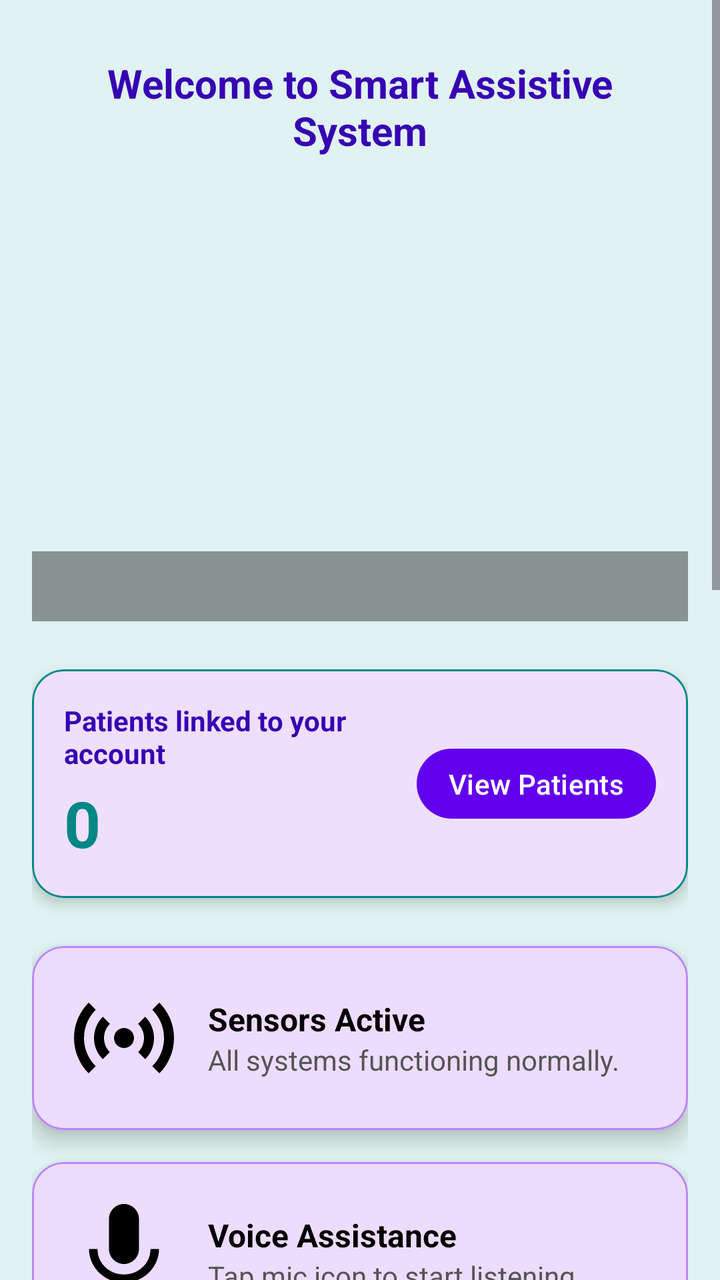
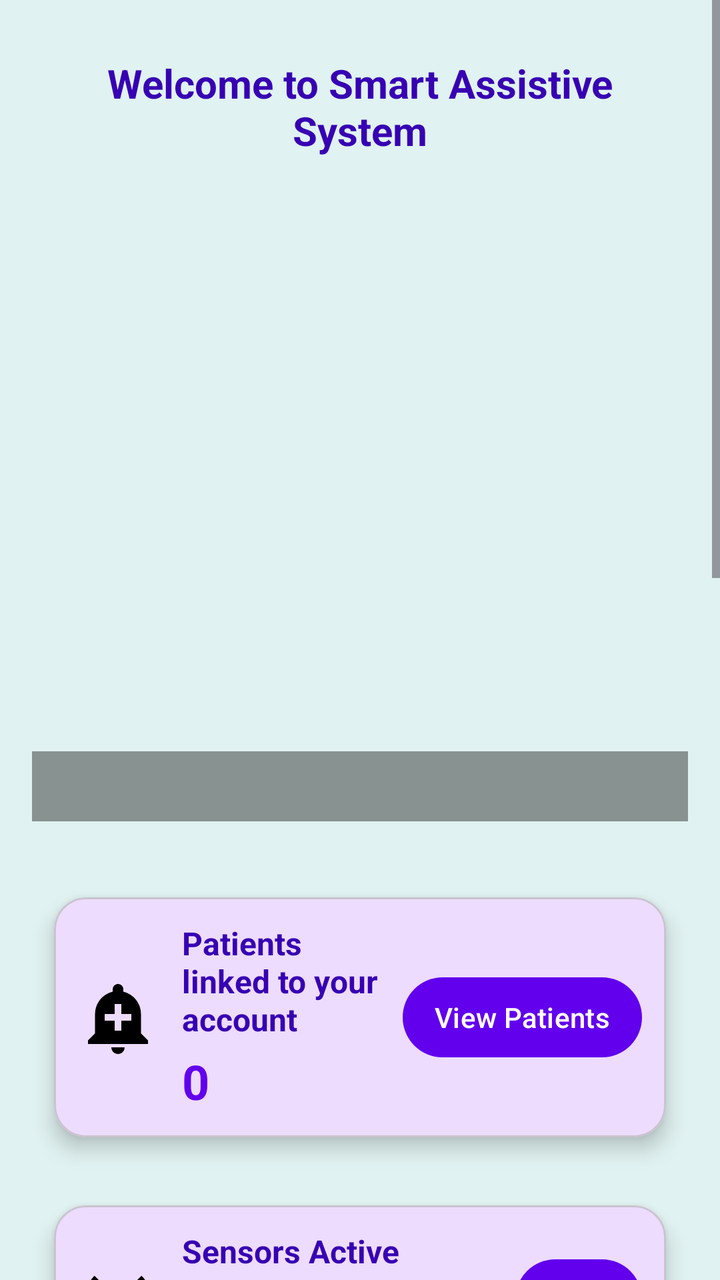

An Android layout rendered at two revisions. The XML below is the earlier revision; the diff shows what the commit changed to produce the second picture.
<!-- AndroidManifest.xml: application theme Theme.SmartAssistiveSystem -->
<!-- res/layout/fragment_home.xml -->
<?xml version="1.0" encoding="utf-8"?>
<ScrollView
    xmlns:android="http://schemas.android.com/apk/res/android"
    xmlns:tools="http://schemas.android.com/tools"
    xmlns:app="http://schemas.android.com/apk/res-auto"
    android:layout_width="match_parent"
    android:layout_height="match_parent"
    android:fillViewport="true"
    android:background="@color/teal_50"
    tools:context=".ui.home.HomeFragment">

    <LinearLayout
        android:layout_width="match_parent"
        android:layout_height="wrap_content"
        android:orientation="vertical"
        android:padding="16dp">

        
        <TextView
            android:id="@+id/text_home"
            android:layout_width="match_parent"
            android:layout_height="wrap_content"
            android:text="@string/welcome_to_smart_assistive_system"
            android:textSize="20sp"
            android:textStyle="bold"
            android:textColor="@color/purple_700"
            android:gravity="center"
            android:padding="12dp" />

        
        <FrameLayout
            android:layout_width="match_parent"
            android:layout_height="220dp"
            android:layout_marginBottom="16dp">

            <ImageView
                android:id="@+id/imgSlideshow"
                android:layout_width="match_parent"
                android:layout_height="match_parent"
                android:contentDescription="@string/home_slideshow"
                android:scaleType="centerCrop" />

            <TextView
                android:id="@+id/tv_caption"
                android:layout_width="match_parent"
                android:layout_height="wrap_content"
                android:layout_gravity="bottom"
                android:padding="8dp"
                android:gravity="center"
                android:background="#66000000"
                android:textColor="@android:color/white"
                android:textStyle="bold"
                android:textSize="14sp" />
        </FrameLayout>

        
        <com.google.android.material.card.MaterialCardView
            android:layout_width="match_parent"
            android:layout_height="wrap_content"
            android:layout_marginTop="8dp"
            android:layout_marginBottom="8dp"
            app:cardCornerRadius="16dp"
            app:cardElevation="4dp"
            app:strokeWidth="1dp"
            app:strokeColor="@color/teal_700">

            <LinearLayout
                android:layout_width="match_parent"
                android:layout_height="wrap_content"
                android:orientation="horizontal"
                android:padding="16dp"
                android:gravity="center_vertical">

                <LinearLayout
                    android:layout_width="0dp"
                    android:layout_height="wrap_content"
                    android:orientation="vertical"
                    android:layout_weight="1">

                    <TextView
                        android:id="@+id/tv_home_patient_label"
                        android:layout_width="wrap_content"
                        android:layout_height="wrap_content"
                        android:text="Patients linked to your account"
                        android:textSize="14sp"
                        android:textColor="@color/purple_700"
                        android:textStyle="bold" />

                    <TextView
                        android:id="@+id/tv_home_patient_count"
                        android:layout_width="wrap_content"
                        android:layout_height="wrap_content"
                        android:text="0"
                        android:textSize="32sp"
                        android:textStyle="bold"
                        android:textColor="@color/teal_700"
                        android:layout_marginTop="4dp" />
                </LinearLayout>

                <Button
                    android:id="@+id/btn_home_manage_patients"
                    android:layout_width="wrap_content"
                    android:layout_height="wrap_content"
                    android:text="View Patients"
                    android:minWidth="0dp"
                    android:minHeight="0dp"
                    android:paddingLeft="16dp"
                    android:paddingRight="16dp"
                    android:paddingTop="8dp"
                    android:paddingBottom="8dp" />
            </LinearLayout>
        </com.google.android.material.card.MaterialCardView>

        
        <include
            layout="@layout/item_card_sensor_status"
            tools:ignore="MissingConstraints" />

        <include
            layout="@layout/item_card_voice"
            tools:ignore="MissingConstraints" />

        <include
            layout="@layout/item_card_alerts"
            tools:ignore="MissingConstraints" />

        
        <com.github.mikephil.charting.charts.PieChart
            android:id="@+id/pieChartPatients"
            android:layout_width="match_parent"
            android:layout_height="260dp"
            android:layout_marginTop="24dp" />

        
        <com.github.mikephil.charting.charts.BarChart
            android:id="@+id/barChartSensors"
            android:layout_width="match_parent"
            android:layout_height="260dp"
            android:layout_marginTop="24dp"
            android:layout_marginBottom="24dp" />

    </LinearLayout>

</ScrollView>
<!-- res/layout/item_card_sensor_status.xml (included above) -->
<?xml version="1.0" encoding="utf-8"?>
<com.google.android.material.card.MaterialCardView
    xmlns:android="http://schemas.android.com/apk/res/android"
    xmlns:app="http://schemas.android.com/apk/res-auto"
    android:layout_width="match_parent"
    android:layout_height="wrap_content"
    android:layout_marginTop="16dp"
    app:cardCornerRadius="16dp"
    app:cardElevation="6dp"
    app:strokeColor="@color/purple_200"
    app:strokeWidth="1dp">

    <LinearLayout
        android:layout_width="match_parent"
        android:layout_height="wrap_content"
        android:orientation="horizontal"
        android:padding="16dp"
        android:gravity="center_vertical">

        <ImageView
            android:layout_width="60dp"
            android:layout_height="60dp"
            android:src="@drawable/img_sensor"
            android:contentDescription="@string/sensor_icon" />

        <LinearLayout
            android:layout_width="0dp"
            android:layout_height="wrap_content"
            android:layout_weight="1"
            android:orientation="vertical"
            android:paddingStart="12dp">

            <TextView
                android:layout_width="wrap_content"
                android:layout_height="wrap_content"
                android:text="@string/sensors_active"
                android:textStyle="bold"
                android:textSize="16sp"
                android:textColor="@color/black" />

            <TextView
                android:id="@+id/tv_sensor_status"
                android:layout_width="wrap_content"
                android:layout_height="wrap_content"
                android:text="@string/all_systems_functioning_normally"
                android:textColor="@color/darker_gray" />
        </LinearLayout>

    </LinearLayout>
</com.google.android.material.card.MaterialCardView>
<!-- res/layout/item_card_voice.xml (included above) -->
<?xml version="1.0" encoding="utf-8"?>
<com.google.android.material.card.MaterialCardView
    xmlns:android="http://schemas.android.com/apk/res/android"
    xmlns:app="http://schemas.android.com/apk/res-auto"
    android:layout_width="match_parent"
    android:layout_height="wrap_content"
    android:layout_marginTop="16dp"
    app:cardCornerRadius="16dp"
    app:cardElevation="6dp"
    app:strokeColor="@color/purple_200"
    app:strokeWidth="1dp">

    <LinearLayout
        android:layout_width="match_parent"
        android:layout_height="wrap_content"
        android:orientation="horizontal"
        android:padding="16dp"
        android:gravity="center_vertical">

        <ImageView
            android:layout_width="60dp"
            android:layout_height="60dp"
            android:src="@drawable/img_microphone"
            android:contentDescription="@string/voice_icon" />

        <LinearLayout
            android:layout_width="0dp"
            android:layout_height="wrap_content"
            android:layout_weight="1"
            android:orientation="vertical"
            android:paddingStart="12dp">

            <TextView
                android:layout_width="wrap_content"
                android:layout_height="wrap_content"
                android:text="@string/voice_assistance"
                android:textStyle="bold"
                android:textSize="16sp"
                android:textColor="@color/black" />

            <TextView
                android:id="@+id/tv_voice_status"
                android:layout_width="wrap_content"
                android:layout_height="wrap_content"
                android:text="@string/tap_mic_icon_to_start_listening"
                android:textColor="@color/darker_gray" />
        </LinearLayout>

    </LinearLayout>
</com.google.android.material.card.MaterialCardView>
<!-- res/layout/item_card_alerts.xml (included above) -->
<?xml version="1.0" encoding="utf-8"?>
<com.google.android.material.card.MaterialCardView
    xmlns:android="http://schemas.android.com/apk/res/android"
    xmlns:app="http://schemas.android.com/apk/res-auto"
    android:layout_width="match_parent"
    android:layout_height="wrap_content"
    android:layout_marginTop="16dp"
    app:cardCornerRadius="16dp"
    app:cardElevation="6dp"
    app:strokeColor="@color/purple_200"
    app:strokeWidth="1dp">

    <LinearLayout
        android:layout_width="match_parent"
        android:layout_height="wrap_content"
        android:orientation="horizontal"
        android:padding="16dp"
        android:gravity="center_vertical">

        <ImageView
            android:layout_width="60dp"
            android:layout_height="60dp"
            android:src="@drawable/img_alert"
            android:contentDescription="@string/alert_icon" />

        <LinearLayout
            android:layout_width="0dp"
            android:layout_height="wrap_content"
            android:layout_weight="1"
            android:orientation="vertical"
            android:paddingStart="12dp">

            <TextView
                android:layout_width="wrap_content"
                android:layout_height="wrap_content"
                android:text="@string/alerts"
                android:textStyle="bold"
                android:textSize="16sp"
                android:textColor="@color/black" />

            <TextView
                android:id="@+id/tv_alert_status"
                android:layout_width="wrap_content"
                android:layout_height="wrap_content"
                android:text="@string/no_new_alerts"
                android:textColor="@color/darker_gray" />
        </LinearLayout>

    </LinearLayout>
</com.google.android.material.card.MaterialCardView>
<!-- resources referenced by this layout -->
<resources>
  <color name="black">#000000</color>
  <color name="darker_gray">#555555</color>
  <color name="purple_200">#BB86FC</color>
  <color name="purple_700">#3700B3</color>
  <color name="teal_50">#E0F2F1</color>
  <color name="teal_700">#018786</color>
  <!-- drawable img_alert (drawable) -->
  <vector xmlns:android="http://schemas.android.com/apk/res/android" android:height="24dp" android:tint="#000000" android:viewportHeight="24" android:viewportWidth="24" android:width="24dp">
        
      <path android:fillColor="@android:color/white" android:pathData="M10.01,21.01c0,1.1 0.89,1.99 1.99,1.99s1.99,-0.89 1.99,-1.99h-3.98zM18.88,16.82L18.88,11c0,-3.25 -2.25,-5.97 -5.29,-6.69v-0.72C13.59,2.71 12.88,2 12,2s-1.59,0.71 -1.59,1.59v0.72C7.37,5.03 5.12,7.75 5.12,11v5.82L3,18.94L3,20h18v-1.06l-2.12,-2.12zM16,13.01h-3v3h-2v-3L8,13.01L8,11h3L11,8h2v3h3v2.01z"/>
      
  </vector>
  <!-- drawable img_microphone (drawable) -->
  <vector xmlns:android="http://schemas.android.com/apk/res/android" android:height="24dp" android:tint="#000000" android:viewportHeight="24" android:viewportWidth="24" android:width="24dp">
        
      <path android:fillColor="@android:color/white" android:pathData="M12,14c1.66,0 2.99,-1.34 2.99,-3L15,5c0,-1.66 -1.34,-3 -3,-3S9,3.34 9,5v6c0,1.66 1.34,3 3,3zM17.3,11c0,3 -2.54,5.1 -5.3,5.1S6.7,14 6.7,11L5,11c0,3.41 2.72,6.23 6,6.72L11,21h2v-3.28c3.28,-0.48 6,-3.3 6,-6.72h-1.7z"/>
      
  </vector>
  <string name="alert_icon">Alert Icon</string>
  <string name="alerts">Alerts</string>
  <string name="all_systems_functioning_normally">All systems functioning normally.</string>
  <string name="home_slideshow">Home slideshow</string>
  <string name="no_new_alerts">No new alerts.</string>
  <string name="sensor_icon">Sensor Icon</string>
  <string name="sensors_active">Sensors Active</string>
  <string name="tap_mic_icon_to_start_listening">Tap mic icon to start listening.</string>
  <string name="voice_assistance">Voice Assistance</string>
  <string name="voice_icon">Voice Icon</string>
  <string name="welcome_to_smart_assistive_system">Welcome to Smart Assistive System</string>
  <style name="Theme.SmartAssistiveSystem" parent="Theme.Material3.DayNight.NoActionBar">
  
          
          <item name="windowActionBar">false</item>
          <item name="windowNoTitle">true</item>
  
          
          <item name="colorPrimary">@color/purple_500</item>
          <item name="colorPrimaryVariant">@color/purple_700</item>
          <item name="colorOnPrimary">@color/white</item>
  
          
          <item name="colorSecondary">@color/teal_200</item>
          <item name="colorOnSecondary">@color/black</item>
  
          
          <item name="android:statusBarColor">?attr/colorPrimaryVariant</item>
  
          
          <item name="actionMenuTextAppearance">@style/ActionMenuTextStyle</item>
      </style>
  <color name="purple_500">#6200EE</color>
  <color name="white">#FFFFFF</color>
  <color name="teal_200">#03DAC5</color>
  <style name="ActionMenuTextStyle" parent="@android:style/TextAppearance.Widget.IconMenu.Item">
          <item name="android:textSize">14sp</item>
          <item name="android:textColor">#FFFFFF</item>
          <item name="android:textAllCaps">false</item>
      </style>
  <!-- unchanged entries left out for length: 1 -->
</resources>

<!-- the commit's change to res/layout/fragment_home.xml (unified diff, before → after) -->
@@ -1,8 +1,8 @@
 <?xml version="1.0" encoding="utf-8"?>
 <ScrollView
     xmlns:android="http://schemas.android.com/apk/res/android"
+    xmlns:app="http://schemas.android.com/apk/res-auto"
     xmlns:tools="http://schemas.android.com/tools"
-    xmlns:app="http://schemas.android.com/apk/res-auto"
     android:layout_width="match_parent"
     android:layout_height="match_parent"
     android:fillViewport="true"
@@ -30,7 +30,7 @@
         
         <FrameLayout
             android:layout_width="match_parent"
-            android:layout_height="220dp"
+            android:layout_height="320dp"
             android:layout_marginBottom="16dp">
 
             <ImageView
@@ -54,82 +54,205 @@
         </FrameLayout>
 
         
+
+        
         <com.google.android.material.card.MaterialCardView
+            android:id="@+id/card_home_patients"
             android:layout_width="match_parent"
             android:layout_height="wrap_content"
             android:layout_marginTop="8dp"
-            android:layout_marginBottom="8dp"
+            android:layout_marginBottom="4dp"
+            android:foreground="?attr/selectableItemBackground"
             app:cardCornerRadius="16dp"
-            app:cardElevation="4dp"
-            app:strokeWidth="1dp"
-            app:strokeColor="@color/teal_700">
+            app:cardElevation="6dp"
+            app:cardUseCompatPadding="true">
 
             <LinearLayout
                 android:layout_width="match_parent"
                 android:layout_height="wrap_content"
                 android:orientation="horizontal"
-                android:padding="16dp"
+                android:padding="12dp"
                 android:gravity="center_vertical">
+
+                <ImageView
+                    android:layout_width="40dp"
+                    android:layout_height="40dp"
+                    android:src="@drawable/img_alert"
+                    android:contentDescription="@string/alerts" />
 
                 <LinearLayout
                     android:layout_width="0dp"
                     android:layout_height="wrap_content"
+                    android:layout_weight="1"
                     android:orientation="vertical"
-                    android:layout_weight="1">
+                    android:paddingStart="12dp"
+                    android:paddingEnd="12dp">
 
                     <TextView
                         android:id="@+id/tv_home_patient_label"
                         android:layout_width="wrap_content"
                         android:layout_height="wrap_content"
                         android:text="Patients linked to your account"
-                        android:textSize="14sp"
+                        android:textStyle="bold"
                         android:textColor="@color/purple_700"
-                        android:textStyle="bold" />
+                        android:textSize="16sp" />
 
                     <TextView
                         android:id="@+id/tv_home_patient_count"
                         android:layout_width="wrap_content"
                         android:layout_height="wrap_content"
                         android:text="0"
-                        android:textSize="32sp"
-                        android:textStyle="bold"
-                        android:textColor="@color/teal_700"
-                        android:layout_marginTop="4dp" />
+                        android:textSize="24sp"
+                        android:textStyle="bold"
+                        android:textColor="@color/purple_500"
+                        android:paddingTop="4dp" />
                 </LinearLayout>
 
                 <Button
                     android:id="@+id/btn_home_manage_patients"
                     android:layout_width="wrap_content"
                     android:layout_height="wrap_content"
+                    android:minWidth="0dp"
+                    android:paddingStart="16dp"
+                    android:paddingEnd="16dp"
                     android:text="View Patients"
-                    android:minWidth="0dp"
-                    android:minHeight="0dp"
-                    android:paddingLeft="16dp"
-                    android:paddingRight="16dp"
-                    android:paddingTop="8dp"
-                    android:paddingBottom="8dp" />
+                    android:textAllCaps="false" />
             </LinearLayout>
         </com.google.android.material.card.MaterialCardView>
 
         
-        <include
-            layout="@layout/item_card_sensor_status"
-            tools:ignore="MissingConstraints" />
-
-        <include
-            layout="@layout/item_card_voice"
-            tools:ignore="MissingConstraints" />
-
-        <include
-            layout="@layout/item_card_alerts"
-            tools:ignore="MissingConstraints" />
+        <com.google.android.material.card.MaterialCardView
+            android:id="@+id/card_home_sensors"
+            android:layout_width="match_parent"
+            android:layout_height="wrap_content"
+            android:layout_marginTop="2dp"
+            android:layout_marginBottom="4dp"
+            android:foreground="?attr/selectableItemBackground"
+            app:cardCornerRadius="16dp"
+            app:cardElevation="6dp"
+            app:cardUseCompatPadding="true">
+
+            <LinearLayout
+                android:layout_width="match_parent"
+                android:layout_height="wrap_content"
+                android:orientation="horizontal"
+                android:padding="12dp"
+                android:gravity="center_vertical">
+
+                <ImageView
+                    android:layout_width="40dp"
+                    android:layout_height="40dp"
+                    android:src="@drawable/img_sensor"
+                    android:contentDescription="@string/sensor_icon" />
+
+                <LinearLayout
+                    android:layout_width="0dp"
+                    android:layout_height="wrap_content"
+                    android:layout_weight="1"
+                    android:orientation="vertical"
+                    android:paddingStart="12dp"
+                    android:paddingEnd="12dp">
+
+                    <TextView
+                        android:id="@+id/tv_home_sensors_title"
+                        android:layout_width="wrap_content"
+                        android:layout_height="wrap_content"
+                        android:text="@string/sensors_active"
+                        android:textStyle="bold"
+                        android:textColor="@color/purple_700"
+                        android:textSize="16sp" />
+
+                    <TextView
+                        android:id="@+id/tv_home_sensors_subtitle"
+                        android:layout_width="wrap_content"
+                        android:layout_height="wrap_content"
+                        android:text="@string/sensors_data_light_color_distance_spectrum"
+                        android:textSize="12sp"
+                        android:textColor="@android:color/darker_gray"
+                        android:paddingTop="4dp" />
+                </LinearLayout>
+
+                <Button
+                    android:id="@+id/btn_home_view_sensors"
+                    android:layout_width="wrap_content"
+                    android:layout_height="wrap_content"
+                    android:minWidth="0dp"
+                    android:paddingStart="16dp"
+                    android:paddingEnd="16dp"
+                    android:text="View"
+                    android:textAllCaps="false" />
+            </LinearLayout>
+        </com.google.android.material.card.MaterialCardView>
+
+        
+        <com.google.android.material.card.MaterialCardView
+            android:id="@+id/card_home_alerts"
+            android:layout_width="match_parent"
+            android:layout_height="wrap_content"
+            android:layout_marginTop="2dp"
+            android:layout_marginBottom="16dp"
+            android:foreground="?attr/selectableItemBackground"
+            app:cardCornerRadius="16dp"
+            app:cardElevation="6dp"
+            app:cardUseCompatPadding="true">
+
+            <LinearLayout
+                android:layout_width="match_parent"
+                android:layout_height="wrap_content"
+                android:orientation="horizontal"
+                android:padding="12dp"
+                android:gravity="center_vertical">
+
+                <ImageView
+                    android:layout_width="40dp"
+                    android:layout_height="40dp"
+                    android:src="@drawable/img_alert"
+                    android:contentDescription="@string/alerts" />
+
+                <LinearLayout
+                    android:layout_width="0dp"
+                    android:layout_height="wrap_content"
+                    android:layout_weight="1"
+                    android:orientation="vertical"
+                    android:paddingStart="12dp"
+                    android:paddingEnd="12dp">
+
+                    <TextView
+                        android:id="@+id/tv_home_alerts_title"
+                        android:layout_width="wrap_content"
+                        android:layout_height="wrap_content"
+                        android:text="@string/alerts"
+                        android:textStyle="bold"
+                        android:textColor="@color/purple_700"
+                        android:textSize="16sp" />
+
+                    <TextView
+                        android:id="@+id/tv_home_alerts_subtitle"
+                        android:layout_width="wrap_content"
+                        android:layout_height="wrap_content"
+                        android:text="@string/no_new_alerts"
+                        android:textSize="12sp"
+                        android:textColor="@android:color/darker_gray"
+                        android:paddingTop="4dp" />
+                </LinearLayout>
+
+                <Button
+                    android:id="@+id/btn_home_view_alerts"
+                    android:layout_width="wrap_content"
+                    android:layout_height="wrap_content"
+                    android:minWidth="0dp"
+                    android:paddingStart="16dp"
+                    android:paddingEnd="16dp"
+                    android:text="View"
+                    android:textAllCaps="false" />
+            </LinearLayout>
+        </com.google.android.material.card.MaterialCardView>
 
         
         <com.github.mikephil.charting.charts.PieChart
             android:id="@+id/pieChartPatients"
             android:layout_width="match_parent"
-            android:layout_height="260dp"
-            android:layout_marginTop="24dp" />
+            android:layout_height="260dp" />
 
         
         <com.github.mikephil.charting.charts.BarChart
@@ -142,156 +265,3 @@
     </LinearLayout>
 
 </ScrollView>
-<!-- res/layout/item_card_sensor_status.xml (included above) -->
-<?xml version="1.0" encoding="utf-8"?>
-<com.google.android.material.card.MaterialCardView
-    xmlns:android="http://schemas.android.com/apk/res/android"
-    xmlns:app="http://schemas.android.com/apk/res-auto"
-    android:layout_width="match_parent"
-    android:layout_height="wrap_content"
-    android:layout_marginTop="16dp"
-    app:cardCornerRadius="16dp"
-    app:cardElevation="6dp"
-    app:strokeColor="@color/purple_200"
-    app:strokeWidth="1dp">
-
-    <LinearLayout
-        android:layout_width="match_parent"
-        android:layout_height="wrap_content"
-        android:orientation="horizontal"
-        android:padding="16dp"
-        android:gravity="center_vertical">
-
-        <ImageView
-            android:layout_width="60dp"
-            android:layout_height="60dp"
-            android:src="@drawable/img_sensor"
-            android:contentDescription="@string/sensor_icon" />
-
-        <LinearLayout
-            android:layout_width="0dp"
-            android:layout_height="wrap_content"
-            android:layout_weight="1"
-            android:orientation="vertical"
-            android:paddingStart="12dp">
-
-            <TextView
-                android:layout_width="wrap_content"
-                android:layout_height="wrap_content"
-                android:text="@string/sensors_active"
-                android:textStyle="bold"
-                android:textSize="16sp"
-                android:textColor="@color/black" />
-
-            <TextView
-                android:id="@+id/tv_sensor_status"
-                android:layout_width="wrap_content"
-                android:layout_height="wrap_content"
-                android:text="@string/all_systems_functioning_normally"
-                android:textColor="@color/darker_gray" />
-        </LinearLayout>
-
-    </LinearLayout>
-</com.google.android.material.card.MaterialCardView>
-<!-- res/layout/item_card_voice.xml (included above) -->
-<?xml version="1.0" encoding="utf-8"?>
-<com.google.android.material.card.MaterialCardView
-    xmlns:android="http://schemas.android.com/apk/res/android"
-    xmlns:app="http://schemas.android.com/apk/res-auto"
-    android:layout_width="match_parent"
-    android:layout_height="wrap_content"
-    android:layout_marginTop="16dp"
-    app:cardCornerRadius="16dp"
-    app:cardElevation="6dp"
-    app:strokeColor="@color/purple_200"
-    app:strokeWidth="1dp">
-
-    <LinearLayout
-        android:layout_width="match_parent"
-        android:layout_height="wrap_content"
-        android:orientation="horizontal"
-        android:padding="16dp"
-        android:gravity="center_vertical">
-
-        <ImageView
-            android:layout_width="60dp"
-            android:layout_height="60dp"
-            android:src="@drawable/img_microphone"
-            android:contentDescription="@string/voice_icon" />
-
-        <LinearLayout
-            android:layout_width="0dp"
-            android:layout_height="wrap_content"
-            android:layout_weight="1"
-            android:orientation="vertical"
-            android:paddingStart="12dp">
-
-            <TextView
-                android:layout_width="wrap_content"
-                android:layout_height="wrap_content"
-                android:text="@string/voice_assistance"
-                android:textStyle="bold"
-                android:textSize="16sp"
-                android:textColor="@color/black" />
-
-            <TextView
-                android:id="@+id/tv_voice_status"
-                android:layout_width="wrap_content"
-                android:layout_height="wrap_content"
-                android:text="@string/tap_mic_icon_to_start_listening"
-                android:textColor="@color/darker_gray" />
-        </LinearLayout>
-
-    </LinearLayout>
-</com.google.android.material.card.MaterialCardView>
-<!-- res/layout/item_card_alerts.xml (included above) -->
-<?xml version="1.0" encoding="utf-8"?>
-<com.google.android.material.card.MaterialCardView
-    xmlns:android="http://schemas.android.com/apk/res/android"
-    xmlns:app="http://schemas.android.com/apk/res-auto"
-    android:layout_width="match_parent"
-    android:layout_height="wrap_content"
-    android:layout_marginTop="16dp"
-    app:cardCornerRadius="16dp"
-    app:cardElevation="6dp"
-    app:strokeColor="@color/purple_200"
-    app:strokeWidth="1dp">
-
-    <LinearLayout
-        android:layout_width="match_parent"
-        android:layout_height="wrap_content"
-        android:orientation="horizontal"
-        android:padding="16dp"
-        android:gravity="center_vertical">
-
-        <ImageView
-            android:layout_width="60dp"
-            android:layout_height="60dp"
-            android:src="@drawable/img_alert"
-            android:contentDescription="@string/alert_icon" />
-
-        <LinearLayout
-            android:layout_width="0dp"
-            android:layout_height="wrap_content"
-            android:layout_weight="1"
-            android:orientation="vertical"
-            android:paddingStart="12dp">
-
-            <TextView
-                android:layout_width="wrap_content"
-                android:layout_height="wrap_content"
-                android:text="@string/alerts"
-                android:textStyle="bold"
-                android:textSize="16sp"
-                android:textColor="@color/black" />
-
-            <TextView
-                android:id="@+id/tv_alert_status"
-                android:layout_width="wrap_content"
-                android:layout_height="wrap_content"
-                android:text="@string/no_new_alerts"
-                android:textColor="@color/darker_gray" />
-        </LinearLayout>
-
-    </LinearLayout>
-</com.google.android.material.card.MaterialCardView>
<!-- resource entries referenced after the edit -->
@@ -1,33 +1,20 @@
 <!-- resources referenced by this layout -->
 <resources>
   <color name="black">#000000</color>
-  <color name="darker_gray">#555555</color>
-  <color name="purple_200">#BB86FC</color>
   <color name="purple_700">#3700B3</color>
   <color name="teal_50">#E0F2F1</color>
-  <color name="teal_700">#018786</color>
   <!-- drawable img_alert (drawable) -->
   <vector xmlns:android="http://schemas.android.com/apk/res/android" android:height="24dp" android:tint="#000000" android:viewportHeight="24" android:viewportWidth="24" android:width="24dp">
         
       <path android:fillColor="@android:color/white" android:pathData="M10.01,21.01c0,1.1 0.89,1.99 1.99,1.99s1.99,-0.89 1.99,-1.99h-3.98zM18.88,16.82L18.88,11c0,-3.25 -2.25,-5.97 -5.29,-6.69v-0.72C13.59,2.71 12.88,2 12,2s-1.59,0.71 -1.59,1.59v0.72C7.37,5.03 5.12,7.75 5.12,11v5.82L3,18.94L3,20h18v-1.06l-2.12,-2.12zM16,13.01h-3v3h-2v-3L8,13.01L8,11h3L11,8h2v3h3v2.01z"/>
       
   </vector>
-  <!-- drawable img_microphone (drawable) -->
-  <vector xmlns:android="http://schemas.android.com/apk/res/android" android:height="24dp" android:tint="#000000" android:viewportHeight="24" android:viewportWidth="24" android:width="24dp">
-        
-      <path android:fillColor="@android:color/white" android:pathData="M12,14c1.66,0 2.99,-1.34 2.99,-3L15,5c0,-1.66 -1.34,-3 -3,-3S9,3.34 9,5v6c0,1.66 1.34,3 3,3zM17.3,11c0,3 -2.54,5.1 -5.3,5.1S6.7,14 6.7,11L5,11c0,3.41 2.72,6.23 6,6.72L11,21h2v-3.28c3.28,-0.48 6,-3.3 6,-6.72h-1.7z"/>
-      
-  </vector>
-  <string name="alert_icon">Alert Icon</string>
   <string name="alerts">Alerts</string>
-  <string name="all_systems_functioning_normally">All systems functioning normally.</string>
   <string name="home_slideshow">Home slideshow</string>
   <string name="no_new_alerts">No new alerts.</string>
   <string name="sensor_icon">Sensor Icon</string>
   <string name="sensors_active">Sensors Active</string>
-  <string name="tap_mic_icon_to_start_listening">Tap mic icon to start listening.</string>
-  <string name="voice_assistance">Voice Assistance</string>
-  <string name="voice_icon">Voice Icon</string>
+  <string name="sensors_data_light_color_distance_spectrum">Sensors Data:\nLight, Color, Distance, Spectrum</string>
   <string name="welcome_to_smart_assistive_system">Welcome to Smart Assistive System</string>
   <style name="Theme.SmartAssistiveSystem" parent="Theme.Material3.DayNight.NoActionBar">
   
